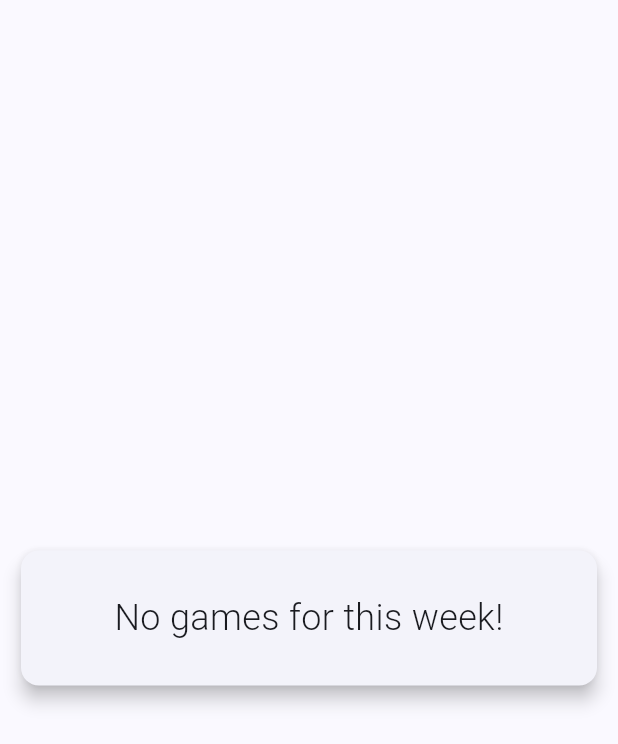
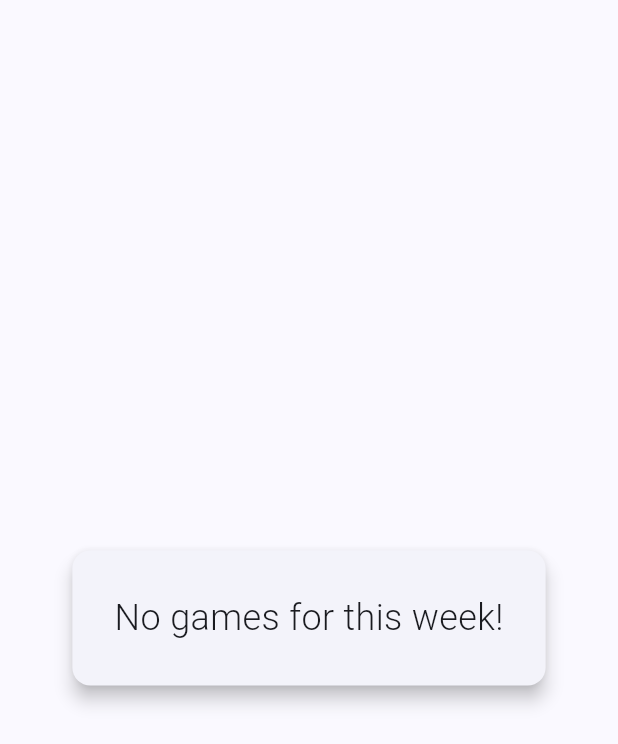
Before and after one commit to c3ccl3ston/flutter-close_ones, a Flutter app: the GameGrid widget shown alone on an empty page, opened directly with empty values, on a phone screen of 412 x 824 dp. Shown: the top 744 px of the screen. Run offline on Flutter 3.47's test engine with Material 2 defaults, Android fonts, the light colour scheme and no system bars; drawn by our look-alikes of dynamic_color; our stand-ins replace cached_network_image, flutter_dotenv, skeletons; missing offline and left inert: dynamic_height_grid_view; network calls fail.

Commit message:
Remove Expanded from no games screen

```diff
--- a/lib/views/game_grid.dart
+++ b/lib/views/game_grid.dart
@@ -18,8 +18,7 @@ class GameGrid extends StatelessWidget {
           child: Row(
         mainAxisAlignment: MainAxisAlignment.center,
         children: const [
-          Expanded(
-            child: Padding(
+          Padding(
             padding: EdgeInsets.fromLTRB(10, 0, 10, 0),
             child: Card(
                 elevation: 5,
@@ -28,11 +27,9 @@ class GameGrid extends StatelessWidget {
                   child: Text(
                     "No games for this week!",
                     textAlign: TextAlign.center,
-                      style:
-                          TextStyle(fontSize: 24, fontWeight: FontWeight.w300),
+                    style: TextStyle(fontSize: 24, fontWeight: FontWeight.w300),
                   ),
                 )),
-            ),
           ),
         ],
       ));
```
Lines whose indentation alone changed are shown as unchanged.
